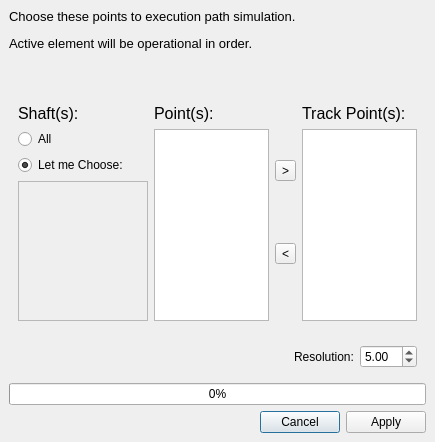
Before: the Qt Designer form core/panel/run_Path_Track.ui in KmolYuan/Pyslvs-UI, drawn with Qt 5.
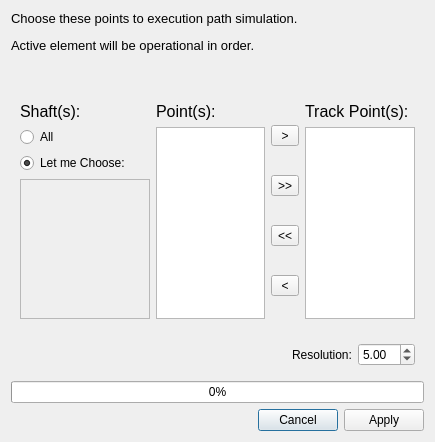
After: the same form once the commit is applied. Icons and pictures are not drawn.

Commit message: List move all in/out buttons.

```diff
--- a/core/panel/run_Path_Track.ui
+++ b/core/panel/run_Path_Track.ui
@@ -42,21 +42,6 @@
    <bool>true</bool>
   </property>
   <layout class="QVBoxLayout" name="verticalLayout_5">
-   <property name="spacing">
-    <number>6</number>
-   </property>
-   <property name="leftMargin">
-    <number>9</number>
-   </property>
-   <property name="topMargin">
-    <number>9</number>
-   </property>
-   <property name="rightMargin">
-    <number>9</number>
-   </property>
-   <property name="bottomMargin">
-    <number>9</number>
-   </property>
    <item>
     <widget class="QLabel" name="label">
      <property name="text">
@@ -153,7 +138,7 @@
              <x>0</x>
              <y>0</y>
              <width>128</width>
-             <height>131</height>
+             <height>128</height>
             </rect>
            </property>
            <layout class="QVBoxLayout" name="scrollAreaWidgetLayout">
@@ -210,13 +195,39 @@
        <layout class="QVBoxLayout" name="verticalLayout">
         <item>
          <widget class="QToolButton" name="add_button">
+          <property name="sizePolicy">
+           <sizepolicy hsizetype="Preferred" vsizetype="Fixed">
+            <horstretch>0</horstretch>
+            <verstretch>0</verstretch>
+           </sizepolicy>
+          </property>
           <property name="text">
            <string>&gt;</string>
           </property>
          </widget>
         </item>
+        <item>
+         <widget class="QToolButton" name="addAll_button">
+          <property name="text">
+           <string>&gt;&gt;</string>
+          </property>
+         </widget>
+        </item>
+        <item>
+         <widget class="QToolButton" name="removeAll_botton">
+          <property name="text">
+           <string>&lt;&lt;</string>
+          </property>
+         </widget>
+        </item>
         <item>
          <widget class="QToolButton" name="remove_botton">
+          <property name="sizePolicy">
+           <sizepolicy hsizetype="Preferred" vsizetype="Fixed">
+            <horstretch>0</horstretch>
+            <verstretch>0</verstretch>
+           </sizepolicy>
+          </property>
           <property name="text">
            <string>&lt;</string>
           </property>
```
The commit also changes 28 other files.
